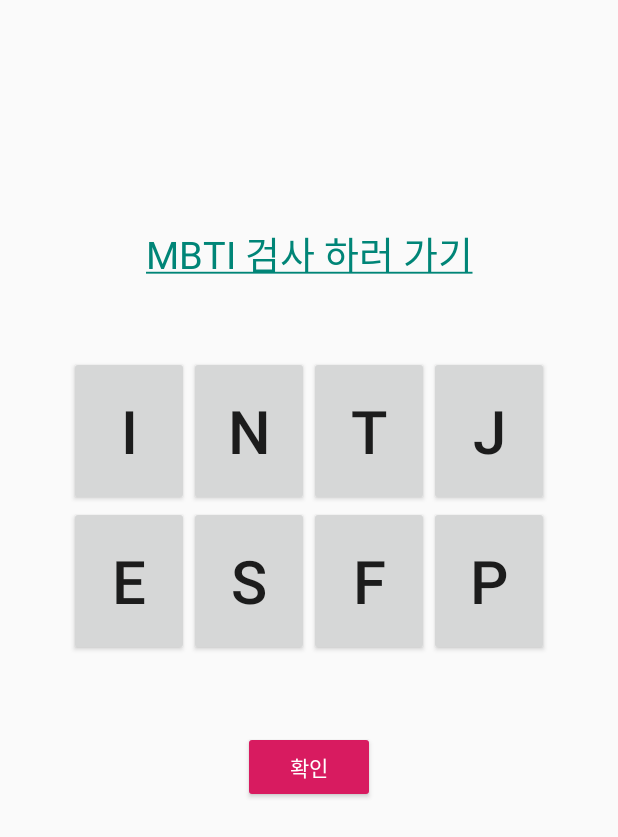
After one commit to IndustryHandsOnTeamB/suggest-front-end, an Android app: the MbtiActivity screen opened directly, with no data from a screen before it, on a phone screen of 412 x 824 dp. The commit adds this screen. Shown: the top 837 px of the screen. Run offline under Robolectric (Android 15) with nearby library versions, the phone set to English and light mode, and no system bars.

Commit message:
add selecting MBTI

```diff
--- a/HandsOn/app/src/main/AndroidManifest.xml
+++ b/HandsOn/app/src/main/AndroidManifest.xml
@@ -11,7 +11,7 @@
         android:theme="@style/AppTheme">
         <activity android:name=".StartNewSurveyActivity"></activity>
         <activity android:name=".PastResultActivity" />
-        <activity android:name=".CaseSearchActivity" />
+        <activity android:name=".MbtiActivity" />
         <activity android:name=".MenuSelect" />
         <activity android:name=".LogInActivity">
             <intent-filter>
--- /dev/null
+++ b/HandsOn/app/src/main/java/com/example/handson/MbtiActivity.java
@@ -0,0 +1,135 @@
+package com.example.handson;
+
+import androidx.appcompat.app.AppCompatActivity;
+
+import android.graphics.Color;
+import android.os.Bundle;
+import android.text.util.Linkify;
+import android.util.Log;
+import android.view.View;
+import android.widget.Button;
+import android.widget.TextView;
+
+import java.util.regex.Matcher;
+import java.util.regex.Pattern;
+
+public class MbtiActivity extends AppCompatActivity {
+    Button eButton, iButton, nButton, sButton, tButton, fButton, jButton, pButton;
+    boolean iBtnPressed = false, nBtnPressed = false, tBtnPressed = false, jBtnPressed = false;
+
+    @Override
+    protected void onCreate(Bundle savedInstanceState) {
+        super.onCreate(savedInstanceState);
+        setContentView(R.layout.avtivity_set_mbti);
+
+        eButton = (Button)findViewById(R.id.e_button);
+        iButton = (Button)findViewById(R.id.i_button);
+        nButton = (Button)findViewById(R.id.n_button);
+        sButton = (Button)findViewById(R.id.s_button);
+        tButton = (Button)findViewById(R.id.t_button);
+        fButton = (Button)findViewById(R.id.f_button);
+        jButton = (Button)findViewById(R.id.j_button);
+        pButton = (Button)findViewById(R.id.p_button);
+
+        TextView mbtiLink = (TextView)findViewById(R.id.mbti_link);
+        String mbtiTestText = mbtiLink.getText().toString();
+        Linkify.TransformFilter mTransform = new Linkify.TransformFilter() {
+            @Override
+            public String transformUrl(Matcher match, String url) {
+                return "";
+            }
+        };
+        Pattern pattern = Pattern.compile(mbtiTestText);
+        Linkify.addLinks(mbtiLink, pattern, "https://www.16personalities.com/ko/%EB%AC%B4%EB%A3%8C-%EC%84%B1%EA%B2%A9-%EC%9C%A0%ED%98%95-%EA%B2%80%EC%82%AC", null, mTransform);
+
+        Button okButton = (Button)findViewById(R.id.ok_button);
+        okButton.setOnClickListener(new View.OnClickListener() {
+            @Override
+            public void onClick(View v) {
+                String myMbti = getMbtiFromButtons();
+                Log.v("Tag","내 mbti: "+myMbti);
+                //TO-DO : myMbti 서버에 저장
+                finish();
+            }
+        });
+
+        iButton.setOnClickListener(new View.OnClickListener() {
+            @Override
+            public void onClick(View v) {
+                setButtonColor(iButton,eButton);
+                iBtnPressed = true;
+            }
+        });
+        eButton.setOnClickListener(new View.OnClickListener() {
+            @Override
+            public void onClick(View v) {
+                setButtonColor(eButton,iButton);
+                iBtnPressed = false;
+            }
+        });
+
+        nButton.setOnClickListener(new View.OnClickListener() {
+            @Override
+            public void onClick(View v) {
+                setButtonColor(nButton,sButton);
+                nBtnPressed = true;
+            }
+        });
+        sButton.setOnClickListener(new View.OnClickListener() {
+            @Override
+            public void onClick(View v) {
+               setButtonColor(sButton,nButton);
+                nBtnPressed = false;
+            }
+        });
+
+        tButton.setOnClickListener(new View.OnClickListener() {
+            @Override
+            public void onClick(View v) {
+                setButtonColor(tButton,fButton);
+                tBtnPressed = true;
+            }
+        });
+        fButton.setOnClickListener(new View.OnClickListener() {
+            @Override
+            public void onClick(View v) {
+                setButtonColor(fButton,tButton);
+                tBtnPressed = false;
+            }
+        });
+
+        jButton.setOnClickListener(new View.OnClickListener() {
+            @Override
+            public void onClick(View v) {
+                setButtonColor(jButton, pButton);
+                jBtnPressed = true;
+            }
+        });
+        pButton.setOnClickListener(new View.OnClickListener() {
+            @Override
+            public void onClick(View v) {
+                setButtonColor(pButton, jButton);
+                jBtnPressed = false;
+            }
+        });
+    }
+
+    void setButtonColor(Button btn1, Button btn2){
+        btn1.setBackgroundColor(Color.YELLOW);
+        btn2.setBackgroundColor(Color.LTGRAY);
+    }
+
+    String getMbtiFromButtons(){
+        String myMbti = "";
+        if(iBtnPressed) myMbti=myMbti.concat("i");
+        else  myMbti=myMbti.concat("e");
+        if(nBtnPressed) myMbti=myMbti.concat("n");
+        else  myMbti=myMbti.concat("s");
+        if(tBtnPressed) myMbti=myMbti.concat("t");
+        else  myMbti=myMbti.concat("f");
+        if(jBtnPressed) myMbti=myMbti.concat("j");
+        else  myMbti=myMbti.concat("p");
+
+        return myMbti;
+    }
+}
--- /dev/null
+++ b/HandsOn/app/src/main/res/layout/avtivity_set_mbti.xml
@@ -0,0 +1,105 @@
+<?xml version="1.0" encoding="utf-8"?>
+<androidx.constraintlayout.widget.ConstraintLayout xmlns:android="http://schemas.android.com/apk/res/android"
+    xmlns:app="http://schemas.android.com/apk/res-auto"
+    xmlns:tools="http://schemas.android.com/tools"
+    android:layout_width="match_parent"
+    android:layout_height="match_parent"
+    tools:context=".MbtiActivity">
+
+    <TextView
+        android:id="@+id/mbti_link"
+        android:layout_width="wrap_content"
+        android:layout_height="wrap_content"
+        android:textColorLink="@color/colorPrimary"
+        android:text="MBTI 검사 하러 가기"
+        android:textSize="25dp"
+        android:layout_marginTop="150dp"
+        app:layout_constraintEnd_toEndOf="parent"
+        app:layout_constraintStart_toStartOf="parent"
+        app:layout_constraintTop_toTopOf="parent"/>
+
+    <LinearLayout
+        android:id="@+id/first_row"
+        android:layout_width="match_parent"
+        android:layout_height="wrap_content"
+        android:orientation="horizontal"
+        android:gravity="center"
+        android:layout_marginTop="50dp"
+        app:layout_constraintTop_toBottomOf="@id/mbti_link">
+
+        <Button
+            android:id="@+id/i_button"
+            android:layout_width="80dp"
+            android:layout_height="100dp"
+            android:text="I"
+            android:textSize="40dp"/>
+
+        <Button
+            android:id="@+id/n_button"
+            android:layout_width="80dp"
+            android:layout_height="100dp"
+            android:text="N"
+            android:textSize="40dp"/>
+        <Button
+            android:id="@+id/t_button"
+            android:layout_width="80dp"
+            android:layout_height="100dp"
+            android:text="T"
+            android:textSize="40dp"/>
+        <Button
+            android:id="@+id/j_button"
+            android:layout_width="80dp"
+            android:layout_height="100dp"
+            android:text="J"
+            android:textSize="40dp"/>
+
+    </LinearLayout>
+
+    <LinearLayout
+        android:id="@+id/second_row"
+        android:layout_width="match_parent"
+        android:layout_height="wrap_content"
+        android:orientation="horizontal"
+        android:gravity="center"
+        app:layout_constraintTop_toBottomOf="@id/first_row">
+
+        <Button
+            android:id="@+id/e_button"
+            android:layout_width="80dp"
+            android:layout_height="100dp"
+            android:text="E"
+            android:textSize="40dp"/>
+
+        <Button
+            android:id="@+id/s_button"
+            android:layout_width="80dp"
+            android:layout_height="100dp"
+            android:text="S"
+            android:textSize="40dp"/>
+        <Button
+            android:id="@+id/f_button"
+            android:layout_width="80dp"
+            android:layout_height="100dp"
+            android:text="F"
+            android:textSize="40dp"/>
+        <Button
+            android:id="@+id/p_button"
+            android:layout_width="80dp"
+            android:layout_height="100dp"
+            android:text="P"
+            android:textSize="40dp"/>
+
+    </LinearLayout>
+
+    <Button
+        android:id="@+id/ok_button"
+        style="@style/defaultButton"
+        android:layout_width="wrap_content"
+        android:layout_height="wrap_content"
+        android:text="확인"
+        android:layout_marginTop="50dp"
+        app:layout_constraintEnd_toEndOf="parent"
+        app:layout_constraintStart_toStartOf="parent"
+        app:layout_constraintTop_toBottomOf="@id/second_row"/>
+
+</androidx.constraintlayout.widget.ConstraintLayout>
```
Also changed, not shown: HandsOn/app/src/main/java/com/example/handson/CaseSearchActivity.java (deleted, +0 -38 lines), HandsOn/app/src/main/java/com/example/handson/MenuSelect.java (+4 -4 lines), HandsOn/app/src/main/res/layout/activity_case_search.xml (deleted, +0 -66 lines), HandsOn/app/src/main/res/layout/activity_menu_select.xml (+4 -4 lines).
